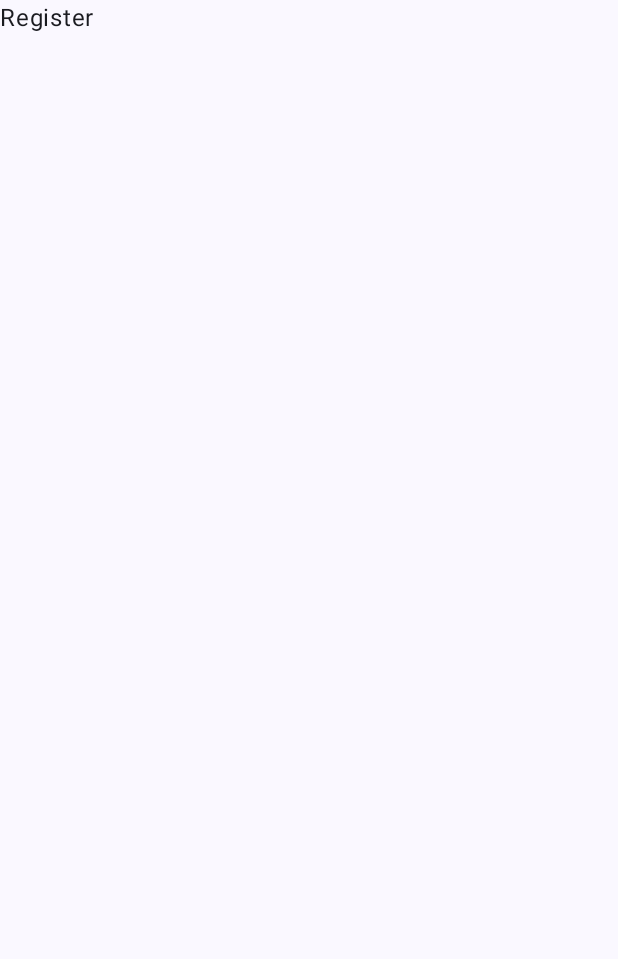
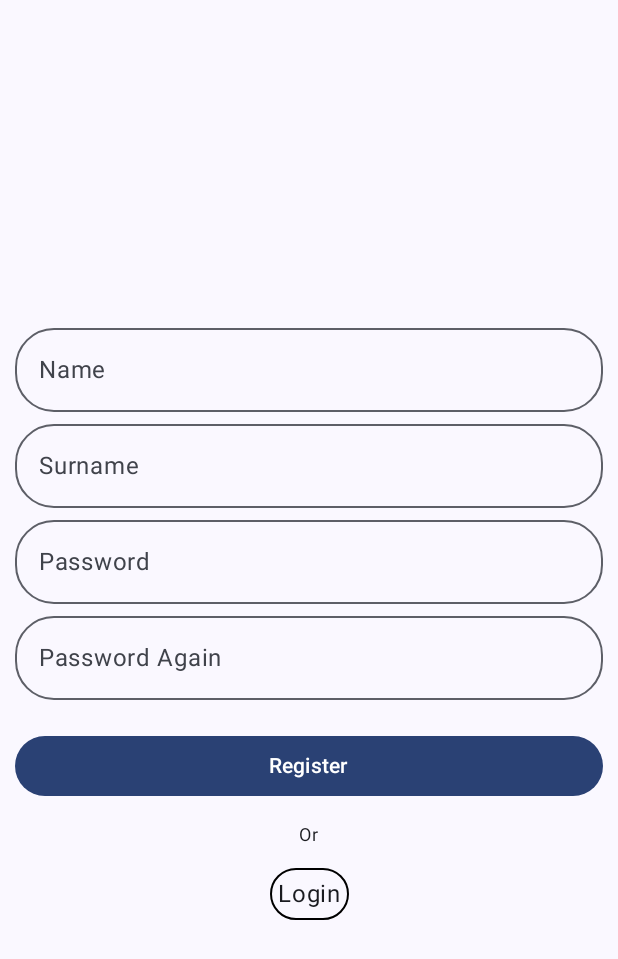
Before and after one commit to mustafaberk1996/ComposeLogin, an Android app built with Jetpack Compose: the register screen opened through its navigation route, on a phone screen of 412 x 824 dp. Before the commit the part shown is almost empty. Shown: the top 959 px of the screen. Run offline under Robolectric (Android 15) with nearby library versions, the light colour scheme and no system bars; pictures from the network do not load.

Commit message:
login package is created. Register screen initialized. some strings are added.

```diff
--- a/app/src/main/AndroidManifest.xml
+++ b/app/src/main/AndroidManifest.xml
@@ -13,7 +13,7 @@
         android:theme="@style/Theme.ComposeLogin"
         tools:targetApi="31">
         <activity
-            android:name=".MainActivity"
+            android:name=".ui.login.MainActivity"
             android:exported="true"
             android:label="@string/app_name"
             android:theme="@style/Theme.ComposeLogin">
--- /dev/null
+++ b/app/src/main/java/com/example/composelogin/ui/login/Register.kt
@@ -0,0 +1,164 @@
+package com.example.composelogin.ui.login
+
+import androidx.compose.foundation.border
+import androidx.compose.foundation.clickable
+import androidx.compose.foundation.layout.Arrangement
+import androidx.compose.foundation.layout.Box
+import androidx.compose.foundation.layout.Column
+import androidx.compose.foundation.layout.Spacer
+import androidx.compose.foundation.layout.fillMaxSize
+import androidx.compose.foundation.layout.fillMaxWidth
+import androidx.compose.foundation.layout.padding
+import androidx.compose.foundation.shape.RoundedCornerShape
+import androidx.compose.material3.Button
+import androidx.compose.material3.MaterialTheme
+import androidx.compose.material3.OutlinedTextField
+import androidx.compose.material3.Surface
+import androidx.compose.material3.Text
+import androidx.compose.runtime.Composable
+import androidx.compose.runtime.getValue
+import androidx.compose.runtime.mutableStateOf
+import androidx.compose.runtime.saveable.rememberSaveable
+import androidx.compose.runtime.setValue
+import androidx.compose.ui.Alignment
+import androidx.compose.ui.Modifier
+import androidx.compose.ui.graphics.Color
+import androidx.compose.ui.res.stringResource
+import androidx.compose.ui.tooling.preview.Preview
+import androidx.compose.ui.unit.dp
+import androidx.compose.ui.unit.sp
+import com.example.composelogin.R
+import java.util.Locale
+
+@Composable
+fun Register(navigateLogin: () -> Unit){
+
+    var name by rememberSaveable { mutableStateOf("") }
+    var surname by rememberSaveable { mutableStateOf("") }
+    var email by rememberSaveable { mutableStateOf("") }
+    var password by rememberSaveable { mutableStateOf("") }
+    var passwordAgain by rememberSaveable { mutableStateOf("") }
+
+
+    Box(modifier = Modifier.fillMaxSize()) {
+
+        Column(modifier = Modifier
+            .align(alignment = Alignment.Center)
+            .padding(all = 10.dp),
+            verticalArrangement = Arrangement.Center,
+            horizontalAlignment = Alignment.CenterHorizontally) {
+
+            OutlinedTextField(
+                modifier = Modifier
+                    .fillMaxWidth(),
+                shape = RoundedCornerShape(26.dp),
+                value = name,
+                onValueChange = { name = it },
+                label = { Text(text = stringResource(id = R.string.register_screen_outline_textfield_name_label)) },
+                placeholder = {
+                    Text(
+                        text = stringResource(id = R.string.register_screen_outline_textfield_name_label).lowercase(
+                            Locale.getDefault()
+                        )
+                    )
+                },
+            )
+
+
+            OutlinedTextField(
+                modifier = Modifier
+                    .fillMaxWidth(),
+                shape = RoundedCornerShape(26.dp),
+                value = surname,
+                onValueChange = { surname = it },
+                label = { Text(text = stringResource(id = R.string.register_screen_outline_textfield_surname_label)) },
+                placeholder = {
+                    Text(
+                        text = stringResource(id = R.string.register_screen_outline_textfield_surname_label).lowercase(
+                            Locale.getDefault()
+                        )
+                    )
+                },
+            )
+
+            OutlinedTextField(
+                modifier = Modifier
+                    .fillMaxWidth(),
+                shape = RoundedCornerShape(26.dp),
+                value = email,
+                onValueChange = { email = it },
+                label = { Text(text = stringResource(id = R.string.register_screen_outline_textfield_password_label)) },
+                placeholder = {
+                    Text(
+                        text = stringResource(id = R.string.register_screen_outline_textfield_password_label).lowercase(
+                            Locale.getDefault()
+                        )
+                    )
+                },
+            )
+
+            OutlinedTextField(
+                modifier = Modifier
+                    .fillMaxWidth(),
+                shape = RoundedCornerShape(26.dp),
+                value = password,
+                onValueChange = { password = it },
+                label = { Text(text = stringResource(id = R.string.register_screen_outline_textfield_password_again_label)) },
+                placeholder = {
+                    Text(
+                        text = stringResource(id = R.string.register_screen_outline_textfield_password_again_label).lowercase(
+                            Locale.getDefault()
+                        )
+                    )
+                },
+            )
+
+            Spacer(modifier = Modifier.padding(vertical = 10.dp))
+
+           Button(onClick = {
+
+           }, modifier = Modifier.fillMaxWidth()) {
+               Text(text = stringResource(id = R.string.register_screen_register_button_text))
+           }
+
+            Text(text = stringResource(id = R.string.or_label_text), fontSize = 12.sp, modifier = Modifier.padding(top = 10.dp))
+
+            Box(
+                modifier = Modifier
+                    .padding(top = 10.dp)
+                    .border(
+                        width = 1.dp, color = Color.Black, shape = RoundedCornerShape(20.dp)
+                    )
+                    .clickable {
+                        navigateLogin()
+                    },
+                contentAlignment = Alignment.Center
+            ) {
+
+                Text(
+                    text = stringResource(id = R.string.register_screen_go_login_text), modifier = Modifier
+                        .padding(all = 5.dp)
+                )
+            }
+
+        }
+    }
+
+}
+
+
+@Composable
+@Preview
+fun RegisterPreview() {
+    MaterialTheme {
+        Surface(
+            modifier = Modifier.fillMaxSize(),
+            color = MaterialTheme.colorScheme.background
+        ) {
+
+            Register {
+
+            }
+        }
+    }
+}
--- a/app/src/main/res/values/strings.xml
+++ b/app/src/main/res/values/strings.xml
@@ -4,17 +4,25 @@
     <string name="login.screen.outline.textfield.email.label">Email</string>
     <string name="login.screen.outline.textfield.password.label">Password</string>
 
-    <string name="login.screen.error.message.empty.email">Email can\'t be null</string>
-    <string name="login.screen.error.message.invalid.email">Invalid email</string>
-    <string name="login.screen.error.message.empty.password">Password can\'t be null</string>
+    <string name="error.message.empty.email">Email can\'t be null</string>
+    <string name="error.message.invalid.email">Invalid email</string>
+    <string name="error.message.empty.password">Password can\'t be null</string>
 
     <string name="login.screen.login.button.text">Login</string>
-    <string name="login.screen.register.button.text">Register</string>
+    <string name="login.screen.go.register.text">Register</string>
 
     <string name="login.screen.logged.in.dialog.title">Success</string>
     <string name="login.screen.logged.in.dialog.message">You have successfully logged in!</string>
     <string name="login.screen.logged.in.dialog.confirm.button.text">Confirm</string>
     <string name="login.screen.logged.in.dialog.dismiss.button.text">Dismiss</string>
 
-    <string name="login_screen_or_label_text">Or</string>
+    <string name="or_label_text">Or</string>
+
+    <string name="register.screen.outline.textfield.name.label">Name</string>
+    <string name="register.screen.outline.textfield.surname.label">Surname</string>
+    <string name="register.screen.outline.textfield.email.label">Email</string>
+    <string name="register.screen.outline.textfield.password.label">Password</string>
+    <string name="register.screen.outline.textfield.password.again.label">Password Again</string>
+    <string name="register.screen.register.button.text">Register</string>
+    <string name="register.screen.go.login.text">Login</string>
 </resources>
```
Also changed, not shown: app/src/main/java/com/example/composelogin/ui/login/LoginActivity.kt (renamed from app/src/main/java/com/example/composelogin/LoginActivity.kt, +11 -13 lines), 1 other file.
